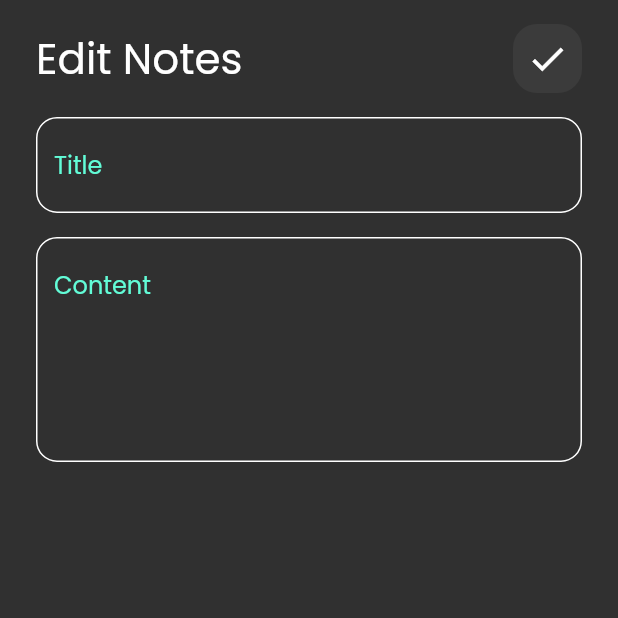
After one commit to abdelhamedEzzat/Notes_app, a Flutter app: the EditNotesView screen opened directly, on a phone screen of 412 x 824 dp, the top half of it. The commit adds this screen. Run offline on Flutter 3.47's test engine with Material 2 defaults, Android fonts, the phone set to English and light mode, and no system bars; our stand-ins replace font_awesome_flutter.

Commit message:
build edit view body and edit in custom appbar

```diff
--- a/lib/Views/Wigdets/NotesView.dart
+++ b/lib/Views/NotesView.dart
@@ -16,7 +16,7 @@ class NotesView extends StatelessWidget {
             ),
             context: context,
             builder: (context) {
-              return AddNoteBottomSheet();
+              return const AddNoteBottomSheet();
             },
           );
         },
--- a/lib/Views/Wigdets/Custom_appbar.dart
+++ b/lib/Views/Wigdets/Custom_appbar.dart
@@ -1,24 +1,31 @@
+// ignore_for_file: public_member_api_docs, sort_constructors_first
 import 'package:flutter/material.dart';
+
 import 'package:notes_app/Views/Wigdets/custom_search_icon.dart';
 
 class CustomAppBar extends StatelessWidget {
-  const CustomAppBar({super.key});
-
+  const CustomAppBar({
+    Key? key,
+    required this.icon,
+    required this.title,
+  }) : super(key: key);
+  final IconData icon;
+  final String title;
   @override
   Widget build(BuildContext context) {
-    return const Padding(
-      padding: EdgeInsets.symmetric(vertical: 16),
+    return Padding(
+      padding: const EdgeInsets.symmetric(vertical: 16),
       child: SafeArea(
         child: Column(
           children: [
             Row(
               children: [
                 Text(
-                  "Notes",
-                  style: TextStyle(fontSize: 28),
+                  title,
+                  style: const TextStyle(fontSize: 28),
                 ),
-                Spacer(),
-                CustomSearchIcon(),
+                const Spacer(),
+                CustomSearchIcon(icon: icon),
               ],
             ),
           ],
--- a/lib/Views/Wigdets/constant.dart
+++ /dev/null
@@ -1,3 +0,0 @@
-import 'package:flutter/material.dart';
-
-const Color KprimaryColor = Color(0Xff62fcd7);
--- a/lib/Views/Wigdets/custom_Text_Filed.dart
+++ b/lib/Views/Wigdets/custom_Text_Filed.dart
@@ -1,5 +1,5 @@
 import 'package:flutter/material.dart';
-import 'package:notes_app/Views/Wigdets/constant.dart';
+import 'package:notes_app/Views/constant.dart';
 
 class CustomTextFiled extends StatelessWidget {
   const CustomTextFiled({super.key, required this.hint, this.maxLine = 1});
@@ -9,18 +9,18 @@ class CustomTextFiled extends StatelessWidget {
   Widget build(BuildContext context) {
     return TextFormField(
         maxLines: maxLine,
-        cursorColor: KprimaryColor,
+        cursorColor: kprimaryColor,
         decoration: InputDecoration(
             hintText: hint,
             hintStyle: const TextStyle(
-              color: KprimaryColor,
+              color: kprimaryColor,
             ),
             border: buildBorder(),
             enabledBorder: buildBorder(),
-            focusedBorder: buildBorder(KprimaryColor)));
+            focusedBorder: buildBorder(kprimaryColor)));
   }
 
   OutlineInputBorder buildBorder([color]) => OutlineInputBorder(
-      borderRadius: BorderRadius.circular(16),
+      borderRadius: BorderRadius.circular(14),
       borderSide: BorderSide(color: color ?? Colors.white));
 }
--- a/lib/Views/Wigdets/custom_search_icon.dart
+++ b/lib/Views/Wigdets/custom_search_icon.dart
@@ -1,8 +1,8 @@
 import 'package:flutter/material.dart';
 
 class CustomSearchIcon extends StatelessWidget {
-  const CustomSearchIcon({super.key});
-
+  const CustomSearchIcon({super.key, required this.icon});
+  final IconData icon;
   @override
   Widget build(BuildContext context) {
     return Container(
@@ -11,9 +11,9 @@ class CustomSearchIcon extends StatelessWidget {
           borderRadius: BorderRadius.circular(16)),
       width: 46,
       height: 46,
-      child: const Center(
+      child: Center(
         child: Icon(
-          Icons.search,
+          icon,
           size: 28,
         ),
       ),
--- /dev/null
+++ b/lib/Views/Wigdets/edit_notes_view_body.dart
@@ -0,0 +1,28 @@
+import 'package:flutter/material.dart';
+import 'package:notes_app/Views/Wigdets/Custom_appbar.dart';
+import 'package:notes_app/Views/Wigdets/custom_Text_Filed.dart';
+
+class EditNotesViewBody extends StatelessWidget {
+  const EditNotesViewBody({super.key});
+
+  @override
+  Widget build(BuildContext context) {
+    return const SafeArea(
+        child: Padding(
+      padding: EdgeInsets.symmetric(horizontal: 24),
+      child: Column(
+        children: [
+          CustomAppBar(
+            title: "Edit Notes",
+            icon: Icons.check,
+          ),
+          CustomTextFiled(hint: "Title"),
+          SizedBox(
+            height: 16,
+          ),
+          CustomTextFiled(hint: "Content", maxLine: 5),
+        ],
+      ),
+    ));
+  }
+}
--- /dev/null
+++ b/lib/Views/constant.dart
@@ -0,0 +1,3 @@
+import 'package:flutter/material.dart';
+
+const Color kprimaryColor = Color(0Xff62fcd7);
--- /dev/null
+++ b/lib/Views/edit_notes.dart
@@ -0,0 +1,13 @@
+import 'package:flutter/material.dart';
+import 'package:notes_app/Views/Wigdets/edit_notes_view_body.dart';
+
+class EditNotesView extends StatelessWidget {
+  const EditNotesView({super.key});
+
+  @override
+  Widget build(BuildContext context) {
+    return const Scaffold(
+      body: EditNotesViewBody(),
+    );
+  }
+}
--- a/lib/main.dart
+++ b/lib/main.dart
@@ -1,5 +1,5 @@
 import 'package:flutter/material.dart';
-import 'package:notes_app/Views/Wigdets/NotesView.dart';
+import 'package:notes_app/Views/NotesView.dart';
 
 void main() {
   runApp(const AppNote());
```
Also changed, not shown: lib/Views/Wigdets/custom_bottom.dart (+4 -3 lines), lib/Views/Wigdets/notes_view_body.dart (+15 -4 lines).
